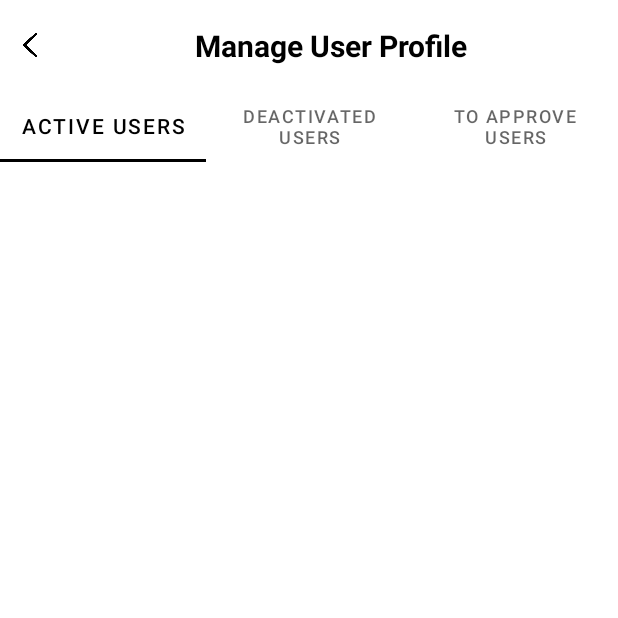
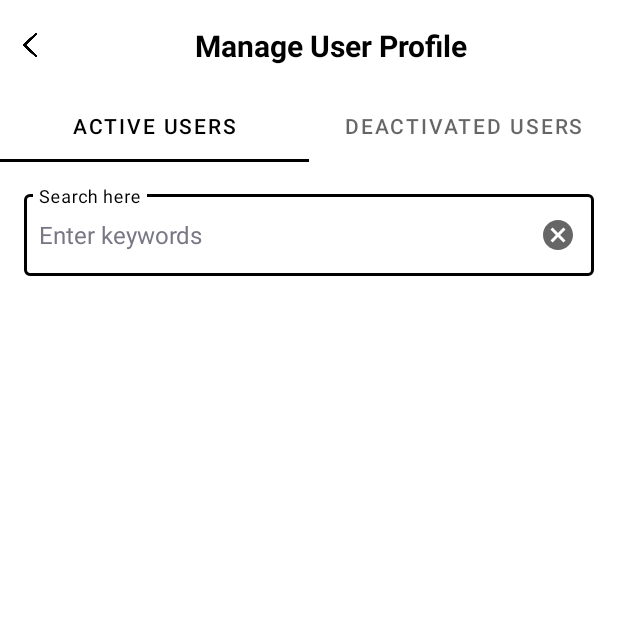
Before and after one commit to yuchinnnnn/FYP---GlowySkin-Personalized-Skincare-Products-Recommendation-System, an Android app: the ActiveUsers screen opened directly, with no data from a screen before it, on a phone screen of 412 x 824 dp, the top half of it. Run offline under Robolectric (Android 15) with nearby library versions, the phone set to English and light mode, and no system bars; our stand-ins replace Firebase (no records; nobody signed in at launch, a user with empty details on screens opened directly); libraries missing offline, so code that uses them is left out: cn.pedant; Roboto replaces fonts that are not available here.

Commit message:
Upload Admin module: - admin manage profile (add on search function) - admin view user profile (add on reactivate button)

```diff
--- a/app/src/main/java/com/example/personalizedskincareproductsrecommendation/AdminManageProfile.java
+++ b/app/src/main/java/com/example/personalizedskincareproductsrecommendation/AdminManageProfile.java
@@ -44,9 +44,7 @@ public class AdminManageProfile extends AppCompatActivity {
         // Initialize back button
         back = findViewById(R.id.back);
         back.setOnClickListener(view -> {
-            Intent intent = new Intent(AdminManageProfile.this, AdminDashboard.class);
-            intent.putExtra(AdminDashboard.ARG_USER_ID, userId);
-            startActivity(intent);
+            finish();
         });
 
         // Initialize the ViewPager and TabLayout
@@ -64,7 +62,6 @@ public class AdminManageProfile extends AppCompatActivity {
         // Add Fragments for Active and Deactivated Users
         adapter.addFragment(new ActiveUsers(), "Active Users");
         adapter.addFragment(new DeactivatedUser(), "Deactivated Users");
-        adapter.addFragment(new ToApproveUser(), "To Approve Users");
 
         viewPager.setAdapter(adapter);
     }
--- a/app/src/main/res/layout/fragment_user_list.xml
+++ b/app/src/main/res/layout/fragment_user_list.xml
@@ -1,13 +1,36 @@
 <?xml version="1.0" encoding="utf-8"?>
-<androidx.constraintlayout.widget.ConstraintLayout
-    xmlns:android="http://schemas.android.com/apk/res/android"
+<androidx.constraintlayout.widget.ConstraintLayout xmlns:android="http://schemas.android.com/apk/res/android"
     android:layout_width="match_parent"
-    android:layout_height="match_parent">
+    android:layout_height="match_parent"
+    xmlns:app="http://schemas.android.com/apk/res-auto">
+
+    <com.google.android.material.textfield.TextInputLayout
+        android:id="@+id/search_view"
+        android:layout_width="match_parent"
+        android:layout_height="60dp"
+        app:layout_constraintTop_toTopOf="parent"
+        android:layout_margin="16dp"
+        app:endIconMode="clear_text"
+        android:hint="Search here"
+        style="@style/Widget.MaterialComponents.TextInputLayout.OutlinedBox">
+
+        <AutoCompleteTextView
+            android:id="@+id/hint_text"
+            android:layout_width="match_parent"
+            android:layout_height="match_parent"
+            android:padding="10dp"
+            android:layout_weight="1"
+            android:text="Enter keywords"
+            android:textColor="@color/grey"
+            android:textSize="16sp"/>
+    </com.google.android.material.textfield.TextInputLayout>
 
     <ListView
         android:id="@+id/user_list"
         android:layout_width="match_parent"
-        android:layout_height="match_parent"
-        android:divider="@android:color/darker_gray"
-        android:dividerHeight="1dp"/>
+        android:layout_height="0dp"
+        android:layout_marginTop="10dp"
+        android:layout_marginStart="10dp"
+        android:layout_marginEnd="10dp"
+        app:layout_constraintTop_toBottomOf="@id/search_view"/>
 </androidx.constraintlayout.widget.ConstraintLayout>
```
Also changed, not shown: app/src/main/java/com/example/personalizedskincareproductsrecommendation/ActiveUsers.java (+33 -0 lines), app/src/main/java/com/example/personalizedskincareproductsrecommendation/DeactivatedUser.java (+33 -0 lines), app/src/main/java/com/example/personalizedskincareproductsrecommendation/SignUp.java (+11 -7 lines), app/src/main/java/com/example/personalizedskincareproductsrecommendation/UserAdapter.java (+93 -11 lines), app/src/main/res/layout/dialog_reactivate_user.xml (added, +24 -0 lines), app/src/main/res/layout/users_profile_list.xml (+15 -2 lines).
